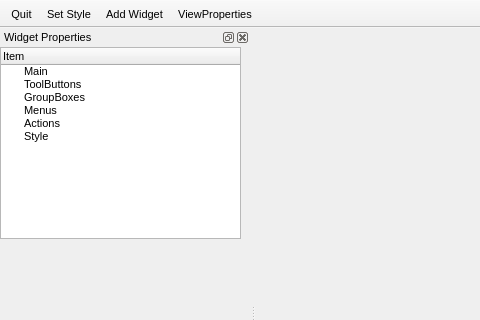
Before: the Qt Designer form Ui Files/testwidget.ui in sergeyfarin/kyui, drawn with Qt 5; both pictures show x 0 to 480 and y 0 to 320 of the 800 by 600 pixel window.
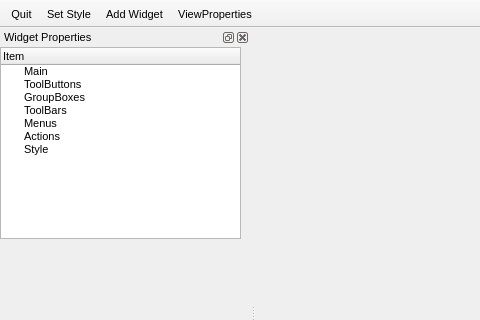
After: the same form once the commit is applied. Icons and pictures are not drawn.

Patch:
```diff
--- a/Ui Files/testwidget.ui
+++ b/Ui Files/testwidget.ui
@@ -105,6 +105,11 @@
        <string>GroupBoxes</string>
       </property>
      </item>
+     <item>
+      <property name="text">
+       <string>ToolBars</string>
+      </property>
+     </item>
      <item>
       <property name="text">
        <string>Menus</string>
```
Left out of the diff: 8 changed lines with no effect on the pictures.
